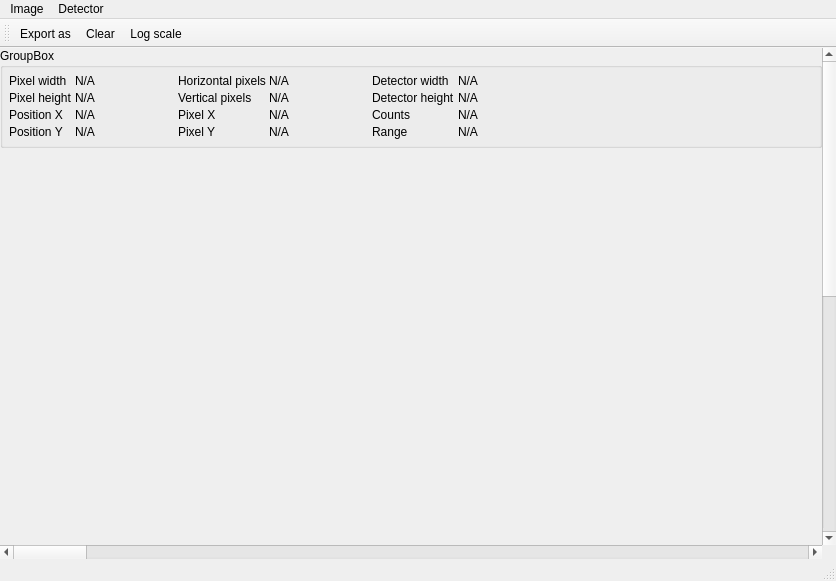
HARMONI-CAB/RayZaler, file RZGUI/DetectorWindow.ui: the form before one commit.
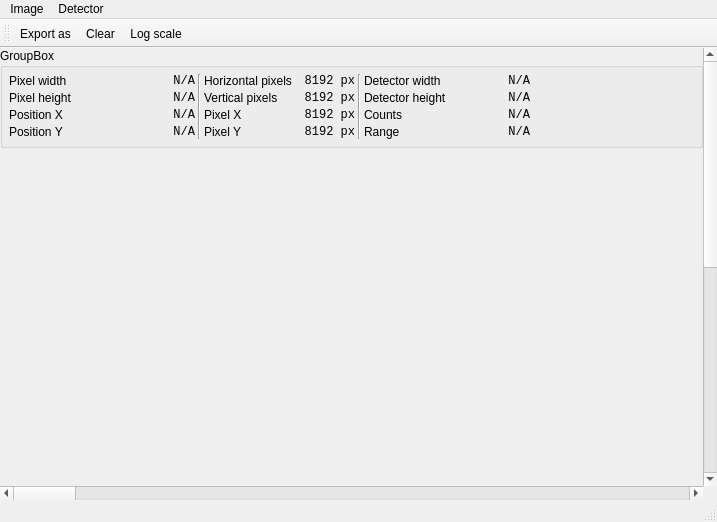
The form after the commit. Icons and pictures are not drawn.

```diff
--- a/RZGUI/DetectorWindow.ui
+++ b/RZGUI/DetectorWindow.ui
@@ -6,8 +6,8 @@
    <rect>
     <x>0</x>
     <y>0</y>
-    <width>836</width>
-    <height>581</height>
+    <width>717</width>
+    <height>522</height>
    </rect>
   </property>
   <property name="windowTitle">
@@ -60,7 +60,7 @@
           <string/>
          </property>
          <property name="alignment">
-          <set>Qt::AlignCenter</set>
+          <set>Qt::AlignRight|Qt::AlignTrailing|Qt::AlignVCenter</set>
          </property>
         </widget>
        </item>
@@ -91,7 +91,7 @@
           <property name="spacing">
            <number>3</number>
           </property>
-          <item row="0" column="4">
+          <item row="0" column="6">
            <widget class="QLabel" name="label_18">
             <property name="text">
              <string>Detector width</string>
@@ -108,13 +108,21 @@
             </property>
             <property name="minimumSize">
              <size>
-              <width>100</width>
+              <width>120</width>
               <height>0</height>
              </size>
             </property>
+            <property name="font">
+             <font>
+              <family>Monospace</family>
+             </font>
+            </property>
             <property name="text">
              <string>N/A</string>
             </property>
+            <property name="alignment">
+             <set>Qt::AlignRight|Qt::AlignTrailing|Qt::AlignVCenter</set>
+            </property>
            </widget>
           </item>
           <item row="0" column="0">
@@ -134,38 +142,54 @@
             </property>
             <property name="minimumSize">
              <size>
-              <width>100</width>
+              <width>120</width>
               <height>0</height>
              </size>
             </property>
+            <property name="font">
+             <font>
+              <family>Monospace</family>
+             </font>
+            </property>
             <property name="text">
              <string>N/A</string>
             </property>
+            <property name="alignment">
+             <set>Qt::AlignRight|Qt::AlignTrailing|Qt::AlignVCenter</set>
+            </property>
            </widget>
           </item>
-          <item row="2" column="2">
+          <item row="2" column="3">
            <widget class="QLabel" name="label_12">
             <property name="text">
              <string>Pixel X</string>
             </property>
            </widget>
           </item>
-          <item row="1" column="3">
+          <item row="1" column="4">
            <widget class="QLabel" name="verticalPixelsLabel">
             <property name="sizePolicy">
-             <sizepolicy hsizetype="Fixed" vsizetype="Preferred">
+             <sizepolicy hsizetype="Maximum" vsizetype="Preferred">
               <horstretch>0</horstretch>
               <verstretch>0</verstretch>
              </sizepolicy>
             </property>
             <property name="minimumSize">
              <size>
-              <width>100</width>
+              <width>60</width>
               <height>0</height>
              </size>
             </property>
+            <property name="font">
+             <font>
+              <family>Monospace</family>
+             </font>
+            </property>
             <property name="text">
-             <string>N/A</string>
+             <string>8192 px</string>
+            </property>
+            <property name="alignment">
+             <set>Qt::AlignRight|Qt::AlignTrailing|Qt::AlignVCenter</set>
             </property>
            </widget>
           </item>
@@ -179,41 +203,111 @@
             </property>
             <property name="minimumSize">
              <size>
-              <width>100</width>
+              <width>120</width>
               <height>0</height>
              </size>
             </property>
+            <property name="font">
+             <font>
+              <family>Monospace</family>
+             </font>
+            </property>
             <property name="text">
              <string>N/A</string>
             </property>
+            <property name="alignment">
+             <set>Qt::AlignRight|Qt::AlignTrailing|Qt::AlignVCenter</set>
+            </property>
            </widget>
           </item>
-          <item row="2" column="3">
+          <item row="3" column="7">
+           <widget class="QLabel" name="rangeLabel">
+            <property name="sizePolicy">
+             <sizepolicy hsizetype="Fixed" vsizetype="Preferred">
+              <horstretch>0</horstretch>
+              <verstretch>0</verstretch>
+             </sizepolicy>
+            </property>
+            <property name="minimumSize">
+             <size>
+              <width>80</width>
+              <height>0</height>
+             </size>
+            </property>
+            <property name="font">
+             <font>
+              <family>Monospace</family>
+             </font>
+            </property>
+            <property name="text">
+             <string>N/A</string>
+            </property>
+            <property name="alignment">
+             <set>Qt::AlignRight|Qt::AlignTrailing|Qt::AlignVCenter</set>
+            </property>
+           </widget>
+          </item>
+          <item row="2" column="4">
            <widget class="QLabel" name="pixelXLabel">
             <property name="sizePolicy">
-             <sizepolicy hsizetype="Fixed" vsizetype="Preferred">
+             <sizepolicy hsizetype="Maximum" vsizetype="Preferred">
               <horstretch>0</horstretch>
               <verstretch>0</verstretch>
              </sizepolicy>
             </property>
             <property name="minimumSize">
              <size>
-              <width>100</width>
+              <width>60</width>
               <height>0</height>
              </size>
             </property>
+            <property name="font">
+             <font>
+              <family>Monospace</family>
+             </font>
+            </property>
             <property name="text">
-             <string>N/A</string>
+             <string>8192 px</string>
+            </property>
+            <property name="alignment">
+             <set>Qt::AlignRight|Qt::AlignTrailing|Qt::AlignVCenter</set>
             </property>
            </widget>
           </item>
-          <item row="1" column="2">
+          <item row="1" column="3">
            <widget class="QLabel" name="label_7">
             <property name="text">
              <string>Vertical pixels</string>
             </property>
            </widget>
           </item>
+          <item row="0" column="7">
+           <widget class="QLabel" name="widthLabel">
+            <property name="sizePolicy">
+             <sizepolicy hsizetype="Fixed" vsizetype="Preferred">
+              <horstretch>0</horstretch>
+              <verstretch>0</verstretch>
+             </sizepolicy>
+            </property>
+            <property name="minimumSize">
+             <size>
+              <width>80</width>
+              <height>0</height>
+             </size>
+            </property>
+            <property name="font">
+             <font>
+              <family>Monospace</family>
+             </font>
+            </property>
+            <property name="text">
+             <string>N/A</string>
+            </property>
+            <property name="alignment">
+             <set>Qt::AlignRight|Qt::AlignTrailing|Qt::AlignVCenter</set>
+            </property>
+           </widget>
+          </item>
           <item row="3" column="0">
            <widget class="QLabel" name="label_11">
             <property name="text">
@@ -221,26 +315,34 @@
             </property>
            </widget>
           </item>
-          <item row="0" column="3">
+          <item row="0" column="4">
            <widget class="QLabel" name="horizontalPixelsLabel">
             <property name="sizePolicy">
-             <sizepolicy hsizetype="Fixed" vsizetype="Preferred">
+             <sizepolicy hsizetype="Maximum" vsizetype="Preferred">
               <horstretch>0</horstretch>
               <verstretch>0</verstretch>
              </sizepolicy>
             </property>
             <property name="minimumSize">
              <size>
-              <width>100</width>
+              <width>60</width>
               <height>0</height>
              </size>
             </property>
+            <property name="font">
+             <font>
+              <family>Monospace</family>
+             </font>
+            </property>
             <property name="text">
-             <string>N/A</string>
+             <string>8192 px</string>
+            </property>
+            <property name="alignment">
+             <set>Qt::AlignRight|Qt::AlignTrailing|Qt::AlignVCenter</set>
             </property>
            </widget>
           </item>
-          <item row="1" column="4">
+          <item row="1" column="6">
            <widget class="QLabel" name="label_19">
             <property name="text">
              <string>Detector height</string>
@@ -257,15 +359,97 @@
             </property>
             <property name="minimumSize">
              <size>
-              <width>100</width>
+              <width>120</width>
               <height>0</height>
              </size>
             </property>
+            <property name="font">
+             <font>
+              <family>Monospace</family>
+             </font>
+            </property>
             <property name="text">
              <string>N/A</string>
             </property>
+            <property name="alignment">
+             <set>Qt::AlignRight|Qt::AlignTrailing|Qt::AlignVCenter</set>
+            </property>
            </widget>
           </item>
+          <item row="1" column="7">
+           <widget class="QLabel" name="heightLabel">
+            <property name="sizePolicy">
+             <sizepolicy hsizetype="Fixed" vsizetype="Preferred">
+              <horstretch>0</horstretch>
+              <verstretch>0</verstretch>
+             </sizepolicy>
+            </property>
+            <property name="minimumSize">
+             <size>
+              <width>80</width>
+              <height>0</height>
+             </size>
+            </property>
+            <property name="font">
+             <font>
+              <family>Monospace</family>
+             </font>
+            </property>
+            <property name="text">
+             <string>N/A</string>
+            </property>
+            <property name="alignment">
+             <set>Qt::AlignRight|Qt::AlignTrailing|Qt::AlignVCenter</set>
+            </property>
+           </widget>
+          </item>
+          <item row="3" column="6">
+           <widget class="QLabel" name="label_23">
+            <property name="text">
+             <string>Range</string>
+            </property>
+           </widget>
+          </item>
+          <item row="2" column="7">
+           <widget class="QLabel" name="countsLabel">
+            <property name="sizePolicy">
+             <sizepolicy hsizetype="Fixed" vsizetype="Preferred">
+              <horstretch>0</horstretch>
+              <verstretch>0</verstretch>
+             </sizepolicy>
+            </property>
+            <property name="minimumSize">
+             <size>
+              <width>80</width>
+              <height>0</height>
+             </size>
+            </property>
+            <property name="font">
+             <font>
+              <family>Monospace</family>
+             </font>
+            </property>
+            <property name="text">
+             <string>N/A</string>
+            </property>
+            <property name="alignment">
+             <set>Qt::AlignRight|Qt::AlignTrailing|Qt::AlignVCenter</set>
+            </property>
+           </widget>
+          </item>
+          <item row="0" column="8" rowspan="4">
+           <spacer name="horizontalSpacer">
+            <property name="orientation">
+             <enum>Qt::Horizontal</enum>
+            </property>
+            <property name="sizeHint" stdset="0">
+             <size>
+              <width>40</width>
+              <height>20</height>
+             </size>
+            </property>
+           </spacer>
+          </item>
           <item row="1" column="0">
            <widget class="QLabel" name="label_3">
             <property name="text">
@@ -273,33 +457,41 @@
             </property>
            </widget>
           </item>
-          <item row="3" column="2">
+          <item row="3" column="3">
            <widget class="QLabel" name="label_13">
             <property name="text">
              <string>Pixel Y</string>
             </property>
            </widget>
           </item>
-          <item row="3" column="3">
+          <item row="3" column="4">
            <widget class="QLabel" name="pixelYLabel">
             <property name="sizePolicy">
-             <sizepolicy hsizetype="Fixed" vsizetype="Preferred">
+             <sizepolicy hsizetype="Maximum" vsizetype="Preferred">
               <horstretch>0</horstretch>
               <verstretch>0</verstretch>
              </sizepolicy>
             </property>
             <property name="minimumSize">
              <size>
-              <width>100</width>
+              <width>60</width>
               <height>0</height>
              </size>
             </property>
+            <property name="font">
+             <font>
+              <family>Monospace</family>
+             </font>
+            </property>
             <property name="text">
-             <string>N/A</string>
+             <string>8192 px</string>
+            </property>
+            <property name="alignment">
+             <set>Qt::AlignRight|Qt::AlignTrailing|Qt::AlignVCenter</set>
             </property>
            </widget>
           </item>
-          <item row="0" column="2">
+          <item row="0" column="3">
            <widget class="QLabel" name="label_6">
             <property name="text">
              <string>Horizontal pixels</string>
@@ -313,106 +505,24 @@
             </property>
            </widget>
           </item>
-          <item row="0" column="5">
-           <widget class="QLabel" name="widthLabel">
-            <property name="sizePolicy">
-             <sizepolicy hsizetype="Fixed" vsizetype="Preferred">
-              <horstretch>0</horstretch>
-              <verstretch>0</verstretch>
-             </sizepolicy>
-            </property>
-            <property name="minimumSize">
-             <size>
-              <width>100</width>
-              <height>0</height>
-             </size>
-            </property>
-            <property name="text">
-             <string>N/A</string>
-            </property>
-           </widget>
-          </item>
-          <item row="1" column="5">
-           <widget class="QLabel" name="heightLabel">
-            <property name="sizePolicy">
-             <sizepolicy hsizetype="Fixed" vsizetype="Preferred">
-              <horstretch>0</horstretch>
-              <verstretch>0</verstretch>
-             </sizepolicy>
-            </property>
-            <property name="minimumSize">
-             <size>
-              <width>100</width>
-              <height>0</height>
-             </size>
-            </property>
-            <property name="text">
-             <string>N/A</string>
-            </property>
-           </widget>
-          </item>
-          <item row="0" column="6" rowspan="4">
-           <spacer name="horizontalSpacer">
-            <property name="orientation">
-             <enum>Qt::Horizontal</enum>
-            </property>
-            <property name="sizeHint" stdset="0">
-             <size>
-              <width>40</width>
-              <height>20</height>
-             </size>
-            </property>
-           </spacer>
-          </item>
-          <item row="2" column="4">
+          <item row="2" column="6">
            <widget class="QLabel" name="label_22">
             <property name="text">
              <string>Counts</string>
             </property>
            </widget>
           </item>
-          <item row="3" column="4">
-           <widget class="QLabel" name="label_23">
-            <property name="text">
-             <string>Range</string>
+          <item row="0" column="2" rowspan="4">
+           <widget class="Line" name="line">
+            <property name="orientation">
+             <enum>Qt::Vertical</enum>
             </property>
            </widget>
           </item>
-          <item row="2" column="5">
-           <widget class="QLabel" name="countsLabel">
-            <property name="sizePolicy">
-             <sizepolicy hsizetype="Fixed" vsizetype="Preferred">
-              <horstretch>0</horstretch>
-              <verstretch>0</verstretch>
-             </sizepolicy>
-            </property>
-            <property name="minimumSize">
-             <size>
-              <width>100</width>
-              <height>0</height>
-             </size>
-            </property>
-            <property name="text">
-             <string>N/A</string>
-            </property>
-           </widget>
-          </item>
-          <item row="3" column="5">
-           <widget class="QLabel" name="rangeLabel">
-            <property name="sizePolicy">
-             <sizepolicy hsizetype="Fixed" vsizetype="Preferred">
-              <horstretch>0</horstretch>
-              <verstretch>0</verstretch>
-             </sizepolicy>
-            </property>
-            <property name="minimumSize">
-             <size>
-              <width>100</width>
-              <height>0</height>
-             </size>
-            </property>
-            <property name="text">
-             <string>N/A</string>
+          <item row="0" column="5" rowspan="4">
+           <widget class="Line" name="line_2">
+            <property name="orientation">
+             <enum>Qt::Vertical</enum>
             </property>
            </widget>
           </item>
@@ -449,7 +559,7 @@
     <rect>
      <x>0</x>
      <y>0</y>
-     <width>836</width>
+     <width>717</width>
      <height>25</height>
     </rect>
    </property>
```
